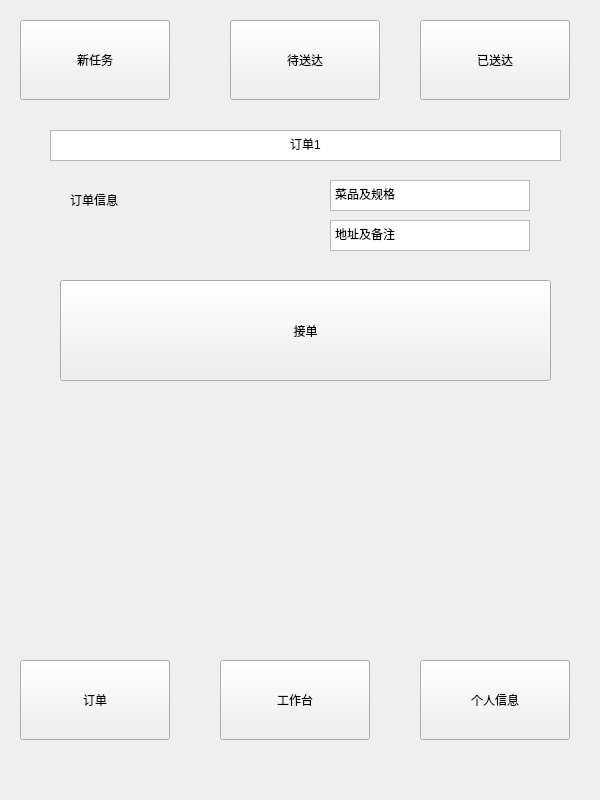
First picture: the form in business/shangjia.ui, repository chichuxwx/Food-delivery-platform, before the edit.
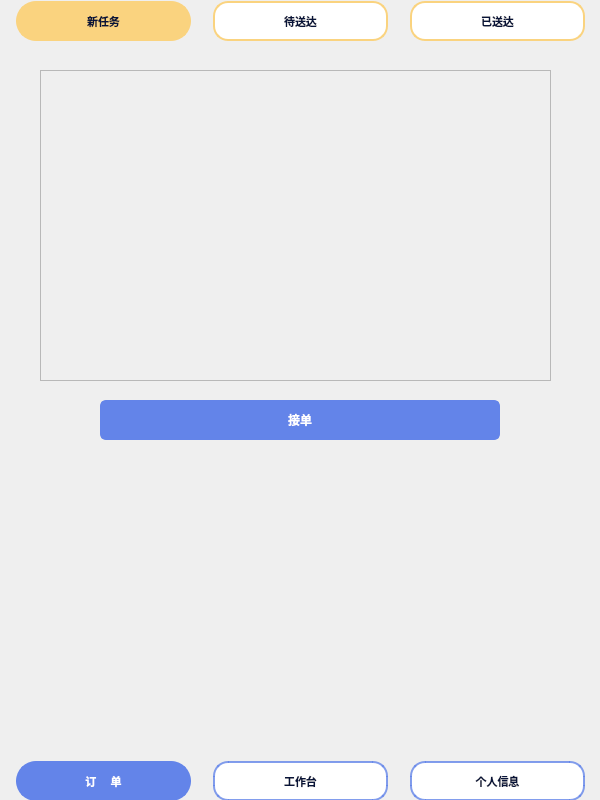
Second picture: the form after the edit. Icons and pictures are not drawn.

```diff
--- a/business/shangjia.ui
+++ b/business/shangjia.ui
@@ -13,169 +13,426 @@
   <property name="windowTitle">
    <string>Form</string>
   </property>
-  <widget class="QLabel" name="label">
+  <property name="windowIcon">
+   <iconset resource="../Image.qrc">
+    <normaloff>:/image/lt_cml.jpg</normaloff>:/image/lt_cml.jpg</iconset>
+  </property>
+  <widget class="QLabel" name="label_2">
    <property name="geometry">
     <rect>
-     <x>70</x>
-     <y>190</y>
-     <width>69</width>
-     <height>19</height>
+     <x>0</x>
+     <y>0</y>
+     <width>600</width>
+     <height>800</height>
     </rect>
    </property>
-   <property name="text">
-    <string>订单信息</string>
+   <property name="styleSheet">
+    <string notr="true">background-image: url(:/image/bg_2.png);</string>
    </property>
-  </widget>
-  <widget class="QPushButton" name="pushButton_4">
-   <property name="geometry">
-    <rect>
-     <x>20</x>
-     <y>660</y>
-     <width>150</width>
-     <height>80</height>
-    </rect>
-   </property>
    <property name="text">
-    <string>订单</string>
-   </property>
-  </widget>
-  <widget class="QPushButton" name="pushButton_6">
-   <property name="geometry">
-    <rect>
-     <x>220</x>
-     <y>660</y>
-     <width>150</width>
-     <height>80</height>
-    </rect>
-   </property>
-   <property name="text">
-    <string>工作台</string>
-   </property>
-  </widget>
-  <widget class="QPushButton" name="pushButton_2">
-   <property name="geometry">
-    <rect>
-     <x>230</x>
-     <y>20</y>
-     <width>150</width>
-     <height>80</height>
-    </rect>
-   </property>
-   <property name="text">
-    <string>待送达</string>
-   </property>
-  </widget>
-  <widget class="QTextBrowser" name="textBrowser_3">
-   <property name="geometry">
-    <rect>
-     <x>330</x>
-     <y>220</y>
-     <width>200</width>
-     <height>31</height>
-    </rect>
-   </property>
-   <property name="html">
-    <string>&lt;!DOCTYPE HTML PUBLIC &quot;-//W3C//DTD HTML 4.0//EN&quot; &quot;http://www.w3.org/TR/REC-html40/strict.dtd&quot;&gt;
-&lt;html&gt;&lt;head&gt;&lt;meta name=&quot;qrichtext&quot; content=&quot;1&quot; /&gt;&lt;meta charset=&quot;utf-8&quot; /&gt;&lt;style type=&quot;text/css&quot;&gt;
-p, li { white-space: pre-wrap; }
-hr { height: 1px; border-width: 0; }
-li.unchecked::marker { content: &quot;\2610&quot;; }
-li.checked::marker { content: &quot;\2612&quot;; }
-&lt;/style&gt;&lt;/head&gt;&lt;body style=&quot; font-family:'Microsoft YaHei UI'; font-size:9pt; font-weight:400; font-style:normal;&quot;&gt;
-&lt;p style=&quot; margin-top:0px; margin-bottom:0px; margin-left:0px; margin-right:0px; -qt-block-indent:0; text-indent:0px;&quot;&gt;地址及备注&lt;/p&gt;&lt;/body&gt;&lt;/html&gt;</string>
-   </property>
-  </widget>
-  <widget class="QTextBrowser" name="textBrowser">
-   <property name="geometry">
-    <rect>
-     <x>50</x>
-     <y>130</y>
-     <width>511</width>
-     <height>31</height>
-    </rect>
-   </property>
-   <property name="html">
-    <string>&lt;!DOCTYPE HTML PUBLIC &quot;-//W3C//DTD HTML 4.0//EN&quot; &quot;http://www.w3.org/TR/REC-html40/strict.dtd&quot;&gt;
-&lt;html&gt;&lt;head&gt;&lt;meta name=&quot;qrichtext&quot; content=&quot;1&quot; /&gt;&lt;meta charset=&quot;utf-8&quot; /&gt;&lt;style type=&quot;text/css&quot;&gt;
-p, li { white-space: pre-wrap; }
-hr { height: 1px; border-width: 0; }
-li.unchecked::marker { content: &quot;\2610&quot;; }
-li.checked::marker { content: &quot;\2612&quot;; }
-&lt;/style&gt;&lt;/head&gt;&lt;body style=&quot; font-family:'Microsoft YaHei UI'; font-size:9pt; font-weight:400; font-style:normal;&quot;&gt;
-&lt;p align=&quot;center&quot; style=&quot; margin-top:0px; margin-bottom:0px; margin-left:0px; margin-right:0px; -qt-block-indent:0; text-indent:0px;&quot;&gt;订单1&lt;/p&gt;&lt;/body&gt;&lt;/html&gt;</string>
-   </property>
-  </widget>
-  <widget class="QPushButton" name="pushButton_3">
-   <property name="geometry">
-    <rect>
-     <x>420</x>
-     <y>20</y>
-     <width>150</width>
-     <height>80</height>
-    </rect>
-   </property>
-   <property name="text">
-    <string>已送达</string>
-   </property>
-  </widget>
-  <widget class="QTextBrowser" name="textBrowser_2">
-   <property name="geometry">
-    <rect>
-     <x>330</x>
-     <y>180</y>
-     <width>200</width>
-     <height>31</height>
-    </rect>
-   </property>
-   <property name="html">
-    <string>&lt;!DOCTYPE HTML PUBLIC &quot;-//W3C//DTD HTML 4.0//EN&quot; &quot;http://www.w3.org/TR/REC-html40/strict.dtd&quot;&gt;
-&lt;html&gt;&lt;head&gt;&lt;meta name=&quot;qrichtext&quot; content=&quot;1&quot; /&gt;&lt;meta charset=&quot;utf-8&quot; /&gt;&lt;style type=&quot;text/css&quot;&gt;
-p, li { white-space: pre-wrap; }
-hr { height: 1px; border-width: 0; }
-li.unchecked::marker { content: &quot;\2610&quot;; }
-li.checked::marker { content: &quot;\2612&quot;; }
-&lt;/style&gt;&lt;/head&gt;&lt;body style=&quot; font-family:'Microsoft YaHei UI'; font-size:9pt; font-weight:400; font-style:normal;&quot;&gt;
-&lt;p style=&quot; margin-top:0px; margin-bottom:0px; margin-left:0px; margin-right:0px; -qt-block-indent:0; text-indent:0px;&quot;&gt;菜品及规格&lt;/p&gt;&lt;/body&gt;&lt;/html&gt;</string>
-   </property>
-  </widget>
-  <widget class="QPushButton" name="pushButton">
-   <property name="geometry">
-    <rect>
-     <x>20</x>
-     <y>20</y>
-     <width>150</width>
-     <height>80</height>
-    </rect>
-   </property>
-   <property name="text">
-    <string>新任务</string>
+    <string/>
    </property>
   </widget>
   <widget class="QPushButton" name="pushButton_7">
    <property name="geometry">
     <rect>
-     <x>60</x>
-     <y>280</y>
-     <width>491</width>
-     <height>101</height>
+     <x>100</x>
+     <y>400</y>
+     <width>400</width>
+     <height>40</height>
     </rect>
    </property>
+   <property name="minimumSize">
+    <size>
+     <width>400</width>
+     <height>40</height>
+    </size>
+   </property>
+   <property name="maximumSize">
+    <size>
+     <width>400</width>
+     <height>40</height>
+    </size>
+   </property>
+   <property name="font">
+    <font>
+     <pointsize>-1</pointsize>
+     <bold>true</bold>
+    </font>
+   </property>
+   <property name="styleSheet">
+    <string notr="true">QPushButton {
+    background-color: #6384e9; /* 默认背景色，蓝色 */
+    border: 2px solid #6384e9; /* 边框颜色与背景色相同 */
+    border-radius: 6px; /* 圆角 */
+    color: #ffffff; /* 文本颜色，白色 */
+    font-size: 12px;
+}
+
+QPushButton:hover {
+    background-color: #5076c6; /* 悬浮时背景色变深 */
+    border: 2px solid #5076c6; /* 悬浮时边框颜色变深 */
+}
+
+QPushButton:pressed {
+    background-color: #3a5d8f; /* 按下时背景色变得更深 */
+    border-color: #3a5d8f; /* 按下时边框颜色变得更深 */
+    transform: scale(0.95); /* 按下时按钮略微缩小 */
+}
+</string>
+   </property>
    <property name="text">
     <string>接单</string>
    </property>
   </widget>
-  <widget class="QPushButton" name="pushButton_5">
+  <widget class="QWidget" name="layoutWidget_2">
    <property name="geometry">
     <rect>
-     <x>420</x>
-     <y>660</y>
-     <width>150</width>
-     <height>80</height>
+     <x>0</x>
+     <y>760</y>
+     <width>601</width>
+     <height>42</height>
     </rect>
    </property>
-   <property name="text">
-    <string>个人信息</string>
+   <layout class="QHBoxLayout" name="horizontalLayout">
+    <item>
+     <widget class="QPushButton" name="pushButton_4">
+      <property name="sizePolicy">
+       <sizepolicy hsizetype="Minimum" vsizetype="Fixed">
+        <horstretch>0</horstretch>
+        <verstretch>0</verstretch>
+       </sizepolicy>
+      </property>
+      <property name="minimumSize">
+       <size>
+        <width>175</width>
+        <height>40</height>
+       </size>
+      </property>
+      <property name="maximumSize">
+       <size>
+        <width>175</width>
+        <height>40</height>
+       </size>
+      </property>
+      <property name="font">
+       <font>
+        <family>Microsoft YaHei</family>
+        <pointsize>-1</pointsize>
+        <bold>true</bold>
+       </font>
+      </property>
+      <property name="styleSheet">
+       <string notr="true">QPushButton {
+    background-color: #6384e9; /* 默认背景色，蓝色 */
+    border: 2px solid #6384e9; /* 边框颜色与背景色相同 */
+    border-radius: 20px; /* 圆角 */
+    color: #ffffff; /* 文本颜色，白色 */
+    font-size: 11px;
+}
+
+QPushButton:hover {
+    background-color: #5076c6; /* 悬浮时背景色变深 */
+    border: 2px solid #5076c6; /* 悬浮时边框颜色变深 */
+}
+
+QPushButton:pressed {
+    background-color: #3a5d8f; /* 按下时背景色变得更深 */
+    border-color: #3a5d8f; /* 按下时边框颜色变得更深 */
+    transform: scale(0.95); /* 按下时按钮略微缩小 */
+}
+</string>
+      </property>
+      <property name="text">
+       <string>订     单</string>
+      </property>
+     </widget>
+    </item>
+    <item>
+     <widget class="QPushButton" name="pushButton_6">
+      <property name="sizePolicy">
+       <sizepolicy hsizetype="Minimum" vsizetype="Fixed">
+        <horstretch>0</horstretch>
+        <verstretch>0</verstretch>
+       </sizepolicy>
+      </property>
+      <property name="minimumSize">
+       <size>
+        <width>175</width>
+        <height>40</height>
+       </size>
+      </property>
+      <property name="maximumSize">
+       <size>
+        <width>175</width>
+        <height>40</height>
+       </size>
+      </property>
+      <property name="font">
+       <font>
+        <family>Microsoft YaHei</family>
+        <pointsize>-1</pointsize>
+        <bold>true</bold>
+       </font>
+      </property>
+      <property name="styleSheet">
+       <string notr="true">QPushButton {
+    background-color: #ffffff; /* 默认背景色，白色 */
+    border: 2px solid rgba(99, 132, 233, 0.8); /* 边框颜色 */
+    border-radius: 15px; /* 圆角 */
+    color: #081439; /* 文本颜色，深蓝色 */
+    font-size: 11px;
+}
+
+QPushButton:hover {
+	color:#ffffff;
+    background-color: rgba(99, 132, 233, 0.8); 
+    border: none; /* 悬浮时无边框 */
+}
+
+QPushButton:pressed {
+    background-color: #b0c4de; /* 按下时背景颜色，稍微偏亮的蓝色 */
+    border-color: #4682b4; /* 按下时边框颜色 */
+    transform: scale(0.95); /* 按下时按钮略微缩小 */
+}
+</string>
+      </property>
+      <property name="text">
+       <string>工作台</string>
+      </property>
+     </widget>
+    </item>
+    <item>
+     <widget class="QPushButton" name="pushButton_5">
+      <property name="sizePolicy">
+       <sizepolicy hsizetype="Fixed" vsizetype="Fixed">
+        <horstretch>0</horstretch>
+        <verstretch>0</verstretch>
+       </sizepolicy>
+      </property>
+      <property name="minimumSize">
+       <size>
+        <width>175</width>
+        <height>40</height>
+       </size>
+      </property>
+      <property name="maximumSize">
+       <size>
+        <width>175</width>
+        <height>40</height>
+       </size>
+      </property>
+      <property name="font">
+       <font>
+        <family>Microsoft YaHei</family>
+        <pointsize>-1</pointsize>
+        <bold>true</bold>
+       </font>
+      </property>
+      <property name="styleSheet">
+       <string notr="true">QPushButton {
+    background-color: #ffffff; /* 默认背景色，白色 */
+    border: 2px solid rgba(99, 132, 233, 0.8); /* 边框颜色 */
+    border-radius: 15px; /* 圆角 */
+    color: #081439; /* 文本颜色，深蓝色 */
+    font-size: 11px;
+}
+
+QPushButton:hover {
+	color:#ffffff;
+    background-color: rgba(99, 132, 233, 0.8); 
+    border: none; /* 悬浮时无边框 */
+}
+
+QPushButton:pressed {
+    background-color: #b0c4de; /* 按下时背景颜色，稍微偏亮的蓝色 */
+    border-color: #4682b4; /* 按下时边框颜色 */
+    transform: scale(0.95); /* 按下时按钮略微缩小 */
+}
+</string>
+      </property>
+      <property name="text">
+       <string>个人信息</string>
+      </property>
+     </widget>
+    </item>
+   </layout>
+  </widget>
+  <widget class="QWidget" name="layoutWidget_3">
+   <property name="geometry">
+    <rect>
+     <x>0</x>
+     <y>0</y>
+     <width>601</width>
+     <height>42</height>
+    </rect>
    </property>
+   <layout class="QHBoxLayout" name="horizontalLayout_2">
+    <item>
+     <widget class="QPushButton" name="pushButton">
+      <property name="minimumSize">
+       <size>
+        <width>175</width>
+        <height>40</height>
+       </size>
+      </property>
+      <property name="maximumSize">
+       <size>
+        <width>175</width>
+        <height>40</height>
+       </size>
+      </property>
+      <property name="font">
+       <font>
+        <pointsize>-1</pointsize>
+        <bold>true</bold>
+       </font>
+      </property>
+      <property name="styleSheet">
+       <string notr="true">QPushButton {
+    background-color: #fad37f; /* 默认背景色 */
+    border: 2px solid #fad37f; /* 默认边框颜色与背景色相同 */
+    border-radius: 20px; /* 圆角 */
+    color: #081439; /* 文本颜色，深蓝色 */
+    font-size: 11px;
+}
+
+QPushButton:hover {
+    background-color: #f1c66f; /* 悬浮时背景颜色变深 */
+    border: 2px solid #f1c66f; /* 悬浮时边框颜色与背景色相同 */
+}
+
+QPushButton:pressed {
+    background-color: #081439; /* 按下时背景颜色更深 */
+    border-color: #081439; /* 按下时边框颜色与背景色相同 */
+    transform: scale(0.95); /* 按下时按钮略微缩小 */
+}
+
+</string>
+      </property>
+      <property name="text">
+       <string>新任务</string>
+      </property>
+     </widget>
+    </item>
+    <item>
+     <widget class="QPushButton" name="pushButton_2">
+      <property name="minimumSize">
+       <size>
+        <width>175</width>
+        <height>40</height>
+       </size>
+      </property>
+      <property name="maximumSize">
+       <size>
+        <width>175</width>
+        <height>40</height>
+       </size>
+      </property>
+      <property name="font">
+       <font>
+        <pointsize>-1</pointsize>
+        <bold>true</bold>
+       </font>
+      </property>
+      <property name="styleSheet">
+       <string notr="true">QPushButton {
+    background-color: #ffffff; /* 默认背景色，白色 */
+    border: 2px solid #fad37f; /* 边框颜色 */
+    border-radius: 15px; /* 圆角 */
+    color: #081439; /* 文本颜色，深蓝色 */
+    font-size: 11px;
+}
+
+QPushButton:hover {
+	color:#ffffff;
+    background-color: #fad37f; /* 悬浮时背景颜色和边框相同 */
+    border: 2px solid #fad37f; /* 悬浮时边框颜色和背景相同 */
+}
+
+QPushButton:pressed {
+    background-color: #f1e0a6; /* 按下时背景颜色变浅 */
+    border-color: #fad37f; /* 按下时边框颜色保持不变 */
+    transform: scale(0.95); /* 按下时按钮略微缩小 */
+}
+</string>
+      </property>
+      <property name="text">
+       <string>待送达</string>
+      </property>
+     </widget>
+    </item>
+    <item>
+     <widget class="QPushButton" name="pushButton_3">
+      <property name="minimumSize">
+       <size>
+        <width>175</width>
+        <height>40</height>
+       </size>
+      </property>
+      <property name="maximumSize">
+       <size>
+        <width>175</width>
+        <height>40</height>
+       </size>
+      </property>
+      <property name="font">
+       <font>
+        <pointsize>-1</pointsize>
+        <bold>true</bold>
+       </font>
+      </property>
+      <property name="styleSheet">
+       <string notr="true">QPushButton {
+    background-color: #ffffff; /* 默认背景色，白色 */
+    border: 2px solid #fad37f; /* 边框颜色 */
+    border-radius: 15px; /* 圆角 */
+    color: #081439; /* 文本颜色，深蓝色 */
+    font-size: 11px;
+}
+
+QPushButton:hover {
+	color:#ffffff;
+    background-color: #fad37f; /* 悬浮时背景颜色和边框相同 */
+    border: 2px solid #fad37f; /* 悬浮时边框颜色和背景相同 */
+}
+
+QPushButton:pressed {
+    background-color: #f1e0a6; /* 按下时背景颜色变浅 */
+    border-color: #fad37f; /* 按下时边框颜色保持不变 */
+    transform: scale(0.95); /* 按下时按钮略微缩小 */
+}
+</string>
+      </property>
+      <property name="text">
+       <string>已送达</string>
+      </property>
+     </widget>
+    </item>
+   </layout>
+  </widget>
+  <widget class="QScrollArea" name="scrollArea">
+   <property name="geometry">
+    <rect>
+     <x>40</x>
+     <y>70</y>
+     <width>511</width>
+     <height>311</height>
+    </rect>
+   </property>
+   <property name="widgetResizable">
+    <bool>true</bool>
+   </property>
+   <widget class="QWidget" name="scrollAreaWidgetContents">
+    <property name="geometry">
+     <rect>
+      <x>0</x>
+      <y>0</y>
+      <width>509</width>
+      <height>309</height>
+     </rect>
+    </property>
+   </widget>
   </widget>
  </widget>
  <resources/>
```
Left out of the diff: 6 changed lines with no effect on the pictures.
